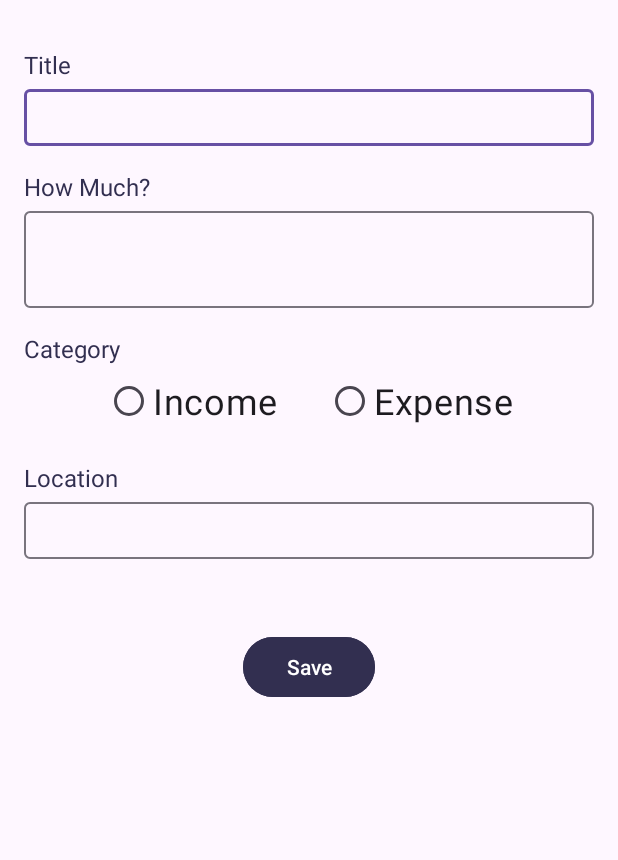
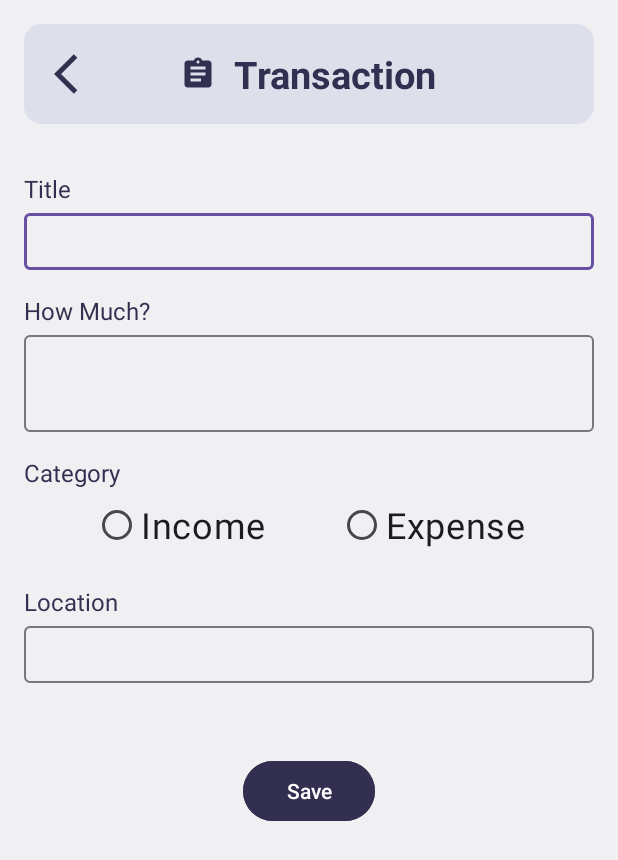
Before and after one commit to afnanramadhan/bondoman-android-app, an Android app: the screen it shows after launch (AddTransactionActivity before the commit, DetailTransactionActivity after it), after a tap on an icon or button, on a phone screen of 412 x 824 dp. Shown: the top 860 px of the screen. Run offline under Robolectric (Android 15) with nearby library versions, the phone set to English and light mode, and no system bars; our stand-ins replace Room's generated code.

Commit message:
transaction v.1

```diff
--- a/app/src/main/java/com/example/android_hit/AddTransactionActivity.kt
+++ b/app/src/main/java/com/example/android_hit/DetailTransaction.kt
@@ -2,35 +2,37 @@ package com.example.android_hit
 
 import android.app.Activity
 import android.content.Intent
-import androidx.appcompat.app.AppCompatActivity
 import android.os.Bundle
-import android.widget.Button
-import android.widget.EditText
-import android.widget.RadioButton
+import android.view.LayoutInflater
+import android.view.View
+import android.view.ViewGroup
 import android.widget.Toast
 import androidx.fragment.app.Fragment
-import com.example.android_hit.adapter.TransactionAdapter
-import com.example.android_hit.databinding.ActivityAddTransactionBinding
+import com.example.android_hit.databinding.FragmentDetailTransactionBinding
 import com.example.android_hit.room.TransactionDB
 import com.example.android_hit.room.TransactionEntity
 import java.text.SimpleDateFormat
 import java.util.Date
 import java.util.Locale
 
-class AddTransactionActivity : AppCompatActivity() {
-    private lateinit var binding: ActivityAddTransactionBinding
+class DetailTransaction : Fragment() {
+    private var _binding: FragmentDetailTransactionBinding? = null
+    private val binding get() = _binding!!
+
     private lateinit var database: TransactionDB
-    private lateinit var category: String
+    private var category: String = ""
 
+    override fun onCreateView(
+        inflater: LayoutInflater, container: ViewGroup?,
+        savedInstanceState: Bundle?
+    ): View? {
+        _binding = FragmentDetailTransactionBinding.inflate(inflater, container, false)
+        return binding.root
+    }
 
-    override fun onCreate(savedInstanceState: Bundle?) {
-        super.onCreate(savedInstanceState)
-        binding = ActivityAddTransactionBinding.inflate(layoutInflater)
-        setContentView(binding.root)
-
-//        replaceFragment(HeaderDetailTransaction())
-
-        database = TransactionDB.getInstance(applicationContext)
+    override fun onViewCreated(view: View, savedInstanceState: Bundle?) {
+        super.onViewCreated(view, savedInstanceState)
+        database = TransactionDB.getInstance(requireContext())
 
         binding.radioExpense.setOnCheckedChangeListener { _, isChecked ->
             if (isChecked) {
@@ -44,10 +46,13 @@ class AddTransactionActivity : AppCompatActivity() {
             }
         }
 
-        var intent = intent.extras
+        val intent = requireActivity().intent.extras
         if (intent != null) {
             val id = intent.getInt("id", 0)
-            var transaction = database.transactionDao.getId(id)
+            val transaction = database.transactionDao.getId(id)
+
+            binding.radioExpense.isEnabled = false
+            binding.radioIncome.isEnabled = false
 
             binding.inputTitle.setText(transaction.title)
             binding.inputAmount.setText(transaction.amount.toString())
@@ -74,6 +79,7 @@ class AddTransactionActivity : AppCompatActivity() {
                         val transaction = database.transactionDao.getId(id)
                         timestamp = transaction?.timestamp
                     }
+
                     if (intent != null) {
                         database.transactionDao.updateTransaction(
                             TransactionEntity(
@@ -85,7 +91,7 @@ class AddTransactionActivity : AppCompatActivity() {
                                 timestamp.toString()
                             )
                         )
-                        setResult(Activity.RESULT_OK)
+                        requireActivity().setResult(Activity.RESULT_OK)
                     } else {
                         val amountValue = amount.toInt()
 
@@ -104,36 +110,42 @@ class AddTransactionActivity : AppCompatActivity() {
                             )
                         )
                     }
-                    finish()
+
+                    Toast.makeText(
+                        requireContext(),
+                        "Transaction saved",
+                        Toast.LENGTH_SHORT
+                    ).show()
+
+                    val intent = Intent(requireContext(), MainActivity::class.java)
+                    intent.addFlags(Intent.FLAG_ACTIVITY_CLEAR_TOP or Intent.FLAG_ACTIVITY_NEW_TASK)
+                    startActivity(intent)
+
                 } catch (e: NumberFormatException) {
-                    // Handle kesalahan jika nilai amount tidak valid
                     Toast.makeText(
-                        applicationContext,
+                        requireContext(),
                         "Invalid amount entered",
                         Toast.LENGTH_SHORT
                     ).show()
                 } catch (ex: Exception) {
-                    // Handle kesalahan lainnya
                     Toast.makeText(
-                        applicationContext,
+                        requireContext(),
                         "Error occurred: ${ex.message}",
                         Toast.LENGTH_SHORT
                     ).show()
                 }
             } else {
-                // Menampilkan pesan jika ada field yang kosong
                 Toast.makeText(
-                    applicationContext,
+                    requireContext(),
                     "Please fill all the fields",
                     Toast.LENGTH_SHORT
                 ).show()
             }
         }
     }
-    private fun replaceFragment(header: Fragment) {
-        val fragmentManager = supportFragmentManager
-        val fragmentTransaction = fragmentManager.beginTransaction()
-        fragmentTransaction.replace(R.id.header_add_transaction, header)
-        fragmentTransaction.commit()
+
+    override fun onDestroyView() {
+        super.onDestroyView()
+        _binding = null
     }
 }
--- /dev/null
+++ b/app/src/main/java/com/example/android_hit/DetailTransactionActivity.kt
@@ -0,0 +1,25 @@
+package com.example.android_hit
+
+import androidx.appcompat.app.AppCompatActivity
+import android.os.Bundle
+import androidx.fragment.app.Fragment
+import com.example.android_hit.databinding.ActivityDetailTransactionBinding
+
+class DetailTransactionActivity : AppCompatActivity() {
+    private lateinit var binding: ActivityDetailTransactionBinding
+
+    override fun onCreate(savedInstanceState: Bundle?) {
+        super.onCreate(savedInstanceState)
+        binding = ActivityDetailTransactionBinding.inflate(layoutInflater)
+        setContentView(binding.root)
+
+        setCurrentFragment(DetailTransaction(), HeaderDetailTransaction())
+    }
+
+    private fun setCurrentFragment(fragment: Fragment, header: Fragment) =
+        supportFragmentManager.beginTransaction().apply {
+            replace(R.id.frame_layout, fragment)
+            replace(R.id.header_layout, header)
+            commit()
+        }
+}
--- a/app/src/main/java/com/example/android_hit/HeaderDetailTransaction.kt
+++ b/app/src/main/java/com/example/android_hit/HeaderDetailTransaction.kt
@@ -1,10 +1,12 @@
 package com.example.android_hit
 
+import android.content.Intent
 import android.os.Bundle
 import androidx.fragment.app.Fragment
 import android.view.LayoutInflater
 import android.view.View
 import android.view.ViewGroup
+import com.example.android_hit.databinding.FragmentHeaderDetailTransactionBinding
 
 // TODO: Rename parameter arguments, choose names that match
 // the fragment initialization parameters, e.g. ARG_ITEM_NUMBER
@@ -17,24 +19,24 @@ private const val ARG_PARAM2 = "param2"
  * create an instance of this fragment.
  */
 class HeaderDetailTransaction : Fragment() {
-    // TODO: Rename and change types of parameters
-    private var param1: String? = null
-    private var param2: String? = null
+    private var _binding: FragmentHeaderDetailTransactionBinding? = null
+    private val binding get() = _binding!!
 
-    override fun onCreate(savedInstanceState: Bundle?) {
-        super.onCreate(savedInstanceState)
-        arguments?.let {
-            param1 = it.getString(ARG_PARAM1)
-            param2 = it.getString(ARG_PARAM2)
-        }
+    override fun onCreateView(inflater: LayoutInflater, container: ViewGroup?,
+                              savedInstanceState: Bundle?): View? {
+        // Inflate the layout for this fragment
+        return inflater.inflate(R.layout.fragment_header_detail_transaction, container, false)
     }
 
-    override fun onCreateView(
-        inflater: LayoutInflater, container: ViewGroup?,
-        savedInstanceState: Bundle?
-    ): View? {
-        // Inflate the layout for this fragment
-        return inflater.inflate(R.layout.fragment_header_detail_transaction, container, false)
+    override fun onViewCreated(view: View, savedInstanceState: Bundle?) {
+        super.onViewCreated(view, savedInstanceState)
+        _binding = FragmentHeaderDetailTransactionBinding.bind(view)
+
+        binding.buttonBack.setOnClickListener {
+            val intent = Intent(requireContext(), MainActivity::class.java)
+            intent.addFlags(Intent.FLAG_ACTIVITY_CLEAR_TOP or Intent.FLAG_ACTIVITY_NEW_TASK)
+            startActivity(intent)
+        }
     }
 
     companion object {
@@ -47,13 +49,12 @@ class HeaderDetailTransaction : Fragment() {
          * @return A new instance of fragment HeaderDetailTransaction.
          */
         // TODO: Rename and change types and number of parameters
-        @JvmStatic
-        fun newInstance(param1: String, param2: String) =
-            HeaderDetailTransaction().apply {
-                arguments = Bundle().apply {
-                    putString(ARG_PARAM1, param1)
-                    putString(ARG_PARAM2, param2)
+        @JvmStatic fun newInstance(param1: String, param2: String) =
+                HeaderDetailTransaction().apply {
+                    arguments = Bundle().apply {
+                        putString(ARG_PARAM1, param1)
+                        putString(ARG_PARAM2, param2)
+                    }
                 }
-            }
     }
 }
--- a/app/src/main/java/com/example/android_hit/Transaction.kt
+++ b/app/src/main/java/com/example/android_hit/Transaction.kt
@@ -10,7 +10,6 @@ import androidx.recyclerview.widget.DividerItemDecoration
 import androidx.recyclerview.widget.LinearLayoutManager
 import androidx.recyclerview.widget.RecyclerView
 import com.example.android_hit.adapter.TransactionAdapter
-import com.example.android_hit.databinding.ActivityMainBinding
 import com.example.android_hit.databinding.FragmentTransactionBinding
 import com.example.android_hit.room.TransactionDB
 import com.example.android_hit.room.TransactionEntity
@@ -59,7 +58,7 @@ class Transaction : Fragment() {
         adapter = TransactionAdapter(list)
         recyclerView.adapter = adapter
         fab.setOnClickListener {
-            startActivity(Intent(requireContext(), AddTransactionActivity::class.java))
+            startActivity(Intent(requireContext(), DetailTransactionActivity::class.java))
         }
 
         adapter.setOnDeleteClickListener(object : TransactionAdapter.OnDeleteClickListener {
--- /dev/null
+++ b/app/src/main/res/layout/activity_detail_transaction.xml
@@ -0,0 +1,24 @@
+<?xml version="1.0" encoding="utf-8"?>
+<RelativeLayout xmlns:android="http://schemas.android.com/apk/res/android"
+    xmlns:app="http://schemas.android.com/apk/res-auto"
+    xmlns:tools="http://schemas.android.com/tools"
+    android:layout_width="match_parent"
+    android:layout_height="match_parent"
+    android:background="@color/primary_color_4"
+    tools:context=".DetailTransactionActivity">
+
+    <FrameLayout
+        android:id="@+id/header_layout"
+        android:layout_width="match_parent"
+        android:layout_height="wrap_content"
+        app:layout_constraintEnd_toEndOf="parent"
+        app:layout_constraintStart_toStartOf="parent"
+        app:layout_constraintTop_toTopOf="parent" />
+
+    <FrameLayout
+        android:id="@+id/frame_layout"
+        android:layout_width="match_parent"
+        android:layout_height="wrap_content"
+        android:layout_below="@id/header_layout"/>
+
+</RelativeLayout>
--- a/app/src/main/res/layout/activity_add_transaction.xml
+++ b/app/src/main/res/layout/fragment_detail_transaction.xml
@@ -5,103 +5,117 @@
     android:layout_width="match_parent"
     android:layout_height="match_parent"
     android:orientation="vertical"
-    tools:context=".AddTransactionActivity">
+    tools:context=".DetailTransaction">
 
     <LinearLayout
         android:layout_width="match_parent"
         android:layout_height="wrap_content"
-        android:orientation="vertical"
-        android:layout_margin="16dp">
+        android:layout_marginStart="16dp"
+        android:layout_marginEnd="16dp"
+        android:layout_marginBottom="16dp"
+        android:orientation="vertical">
+
         <TextView
             android:layout_width="match_parent"
             android:layout_height="wrap_content"
+            android:layout_marginTop="16dp"
             android:text="Title"
-            android:textSize="16dp"
-            android:layout_marginTop="16dp"
-            android:textColor="@color/primary_color_1"/>
+            android:textColor="@color/primary_color_1"
+            android:textSize="16sp" />
+
         <com.google.android.material.textfield.TextInputLayout
             android:layout_width="match_parent"
             android:layout_height="wrap_content">
+
             <EditText
                 android:id="@+id/inputTitle"
                 android:layout_width="match_parent"
                 android:layout_height="wrap_content"
                 android:inputType="textPersonName"
-                android:padding="8dp"/>
+                android:padding="8dp" />
         </com.google.android.material.textfield.TextInputLayout>
+
         <TextView
             android:layout_width="match_parent"
             android:layout_height="wrap_content"
+            android:layout_marginTop="16dp"
             android:text="How Much?"
-            android:textSize="16dp"
             android:textColor="@color/primary_color_1"
-            android:layout_marginTop="16dp"/>
+            android:textSize="16sp" />
+
         <com.google.android.material.textfield.TextInputLayout
             android:layout_width="match_parent"
             android:layout_height="wrap_content">
+
             <EditText
                 android:id="@+id/inputAmount"
                 android:layout_width="match_parent"
                 android:layout_height="wrap_content"
                 android:inputType="textPersonName"
-                android:textSize="36dp"
-                android:padding="8dp"/>
+                android:padding="8dp"
+                android:textSize="36sp" />
         </com.google.android.material.textfield.TextInputLayout>
+
         <TextView
             android:layout_width="wrap_content"
             android:layout_height="wrap_content"
+            android:layout_marginTop="16dp"
             android:text="Category"
-            android:textSize="16sp"
-            android:layout_marginTop="16dp"
-            android:textColor="@color/primary_color_1"/>
+            android:textColor="@color/primary_color_1"
+            android:textSize="16sp" />
 
         <RadioGroup
             android:id="@+id/radioGroupCategory"
             android:layout_width="wrap_content"
             android:layout_height="wrap_content"
-            android:orientation="horizontal"
-            android:layout_gravity="center">
+            android:layout_gravity="center"
+            android:orientation="horizontal">
+
             <RadioButton
                 android:id="@+id/radioIncome"
                 android:layout_width="wrap_content"
                 android:layout_height="wrap_content"
+                android:layout_marginRight="24dp"
                 android:text="Income"
-                android:textSize="24dp"
-                android:layout_marginRight="24px" />
+                android:textSize="24sp" />
+
             <RadioButton
                 android:id="@+id/radioExpense"
                 android:layout_width="wrap_content"
                 android:layout_height="wrap_content"
+                android:layout_marginLeft="24dp"
                 android:text="Expense"
-                android:textSize="24dp"
-                android:layout_marginLeft="24px"/>
+                android:textSize="24sp" />
         </RadioGroup>
+
         <TextView
             android:layout_width="match_parent"
             android:layout_height="wrap_content"
+            android:layout_marginTop="16dp"
             android:text="Location"
-            android:textSize="16dp"
             android:textColor="@color/primary_color_1"
-            android:layout_marginTop="16dp"/>
+            android:textSize="16sp" />
+
         <com.google.android.material.textfield.TextInputLayout
             android:layout_width="match_parent"
             android:layout_height="wrap_content">
+
             <EditText
                 android:id="@+id/inputLocation"
                 android:layout_width="match_parent"
                 android:layout_height="wrap_content"
-                android:padding="8dp"/>
+                android:padding="8dp" />
         </com.google.android.material.textfield.TextInputLayout>
+
         <Button
             android:id="@+id/buttonSave"
             android:layout_width="wrap_content"
             android:layout_height="wrap_content"
+            android:layout_gravity="center_horizontal"
+            android:layout_marginTop="48dp"
+            android:backgroundTint="@color/primary_color_1"
             android:text="Save"
-            android:backgroundTint="@color/primary_color_1"
-            android:textColor="@color/white"
-            android:layout_marginTop="48dp"
-            android:layout_gravity="center_horizontal"
-            />
+            android:textColor="@color/white" />
 
     </LinearLayout>
 </RelativeLayout>
--- a/app/src/main/res/layout/fragment_header_detail_transaction.xml
+++ b/app/src/main/res/layout/fragment_header_detail_transaction.xml
@@ -1,16 +1,54 @@
 <?xml version="1.0" encoding="utf-8"?>
-<FrameLayout xmlns:android="http://schemas.android.com/apk/res/android"
+<RelativeLayout xmlns:android="http://schemas.android.com/apk/res/android"
     xmlns:tools="http://schemas.android.com/tools"
     android:layout_width="match_parent"
     android:layout_height="wrap_content"
-    tools:context=".HeaderDetailTransaction"
-    android:id="@+id/header_add_transaction">
+    android:background="@color/primary_color_4"
+    tools:context=".HeaderDetailTransaction">
 
-    <!-- TODO: Update blank fragment layout -->
-    <TextView
+    <FrameLayout
         android:layout_width="match_parent"
-        android:layout_height="match_parent"
-        android:text="@string/hello_blank_fragment"
-        android:textSize="30dp"/>
+        android:layout_height="wrap_content"
+        android:layout_marginStart="16dp"
+        android:layout_marginTop="16dp"
+        android:layout_marginEnd="16dp"
+        android:layout_marginBottom="16dp"
+        android:background="@drawable/rounded_background"
+        android:orientation="horizontal">
 
-</FrameLayout>
+        <ImageView
+            android:id="@+id/buttonBack"
+            android:layout_width="32dp"
+            android:layout_height="32dp"
+            android:layout_gravity="center_vertical"
+            android:layout_marginStart="20dp"
+            android:background="@drawable/baseline_arrow_back_ios_24" />
+
+        <LinearLayout
+            android:layout_width="wrap_content"
+            android:layout_height="wrap_content"
+            android:layout_margin="16dp"
+            android:orientation="horizontal"
+            android:layout_gravity="center_horizontal">
+
+            <ImageView
+                android:id="@+id/imageView"
+                android:layout_width="wrap_content"
+                android:layout_height="match_parent"
+                android:src="@drawable/baseline_assignment_24" />
+
+            <TextView
+                android:id="@+id/textView"
+                android:layout_width="wrap_content"
+                android:layout_height="wrap_content"
+                android:layout_marginStart="12dp"
+                android:text="@string/fragment_transaction"
+                android:textColor="@color/primary_color_1"
+                android:textSize="25sp"
+                android:textStyle="bold" />
+
+        </LinearLayout>
+
+
+    </FrameLayout>
+</RelativeLayout>
```
Also changed, not shown: app/src/main/AndroidManifest.xml (+3 -9 lines), app/src/main/java/com/example/android_hit/adapter/TransactionAdapter.kt (+5 -14 lines).
